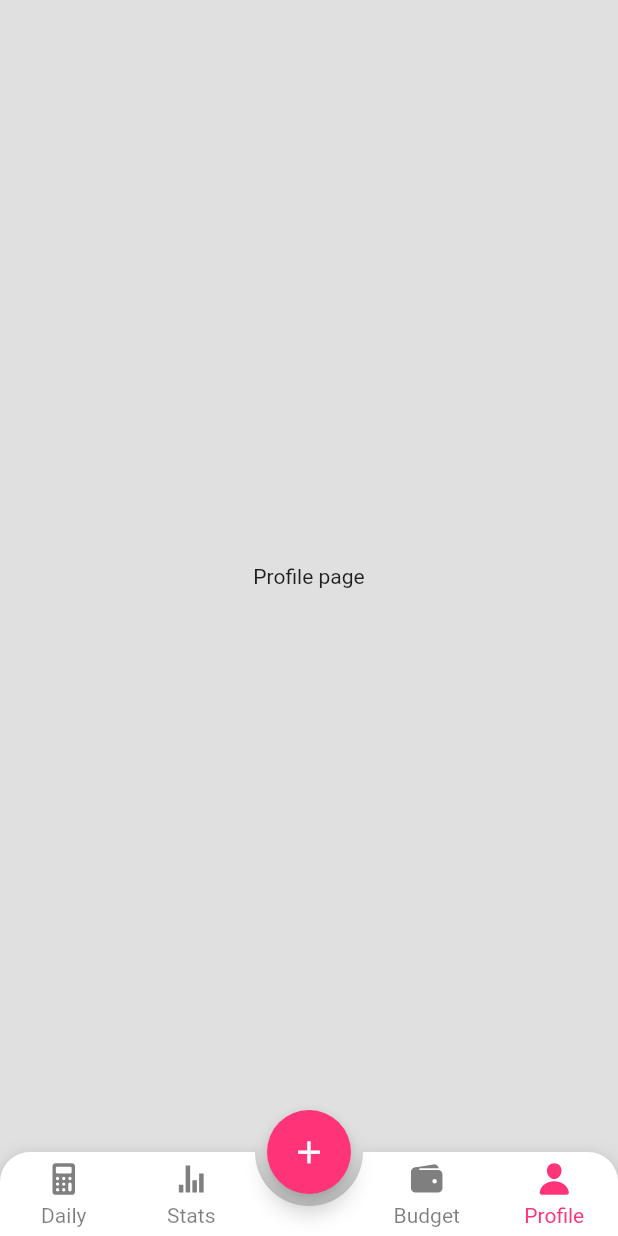
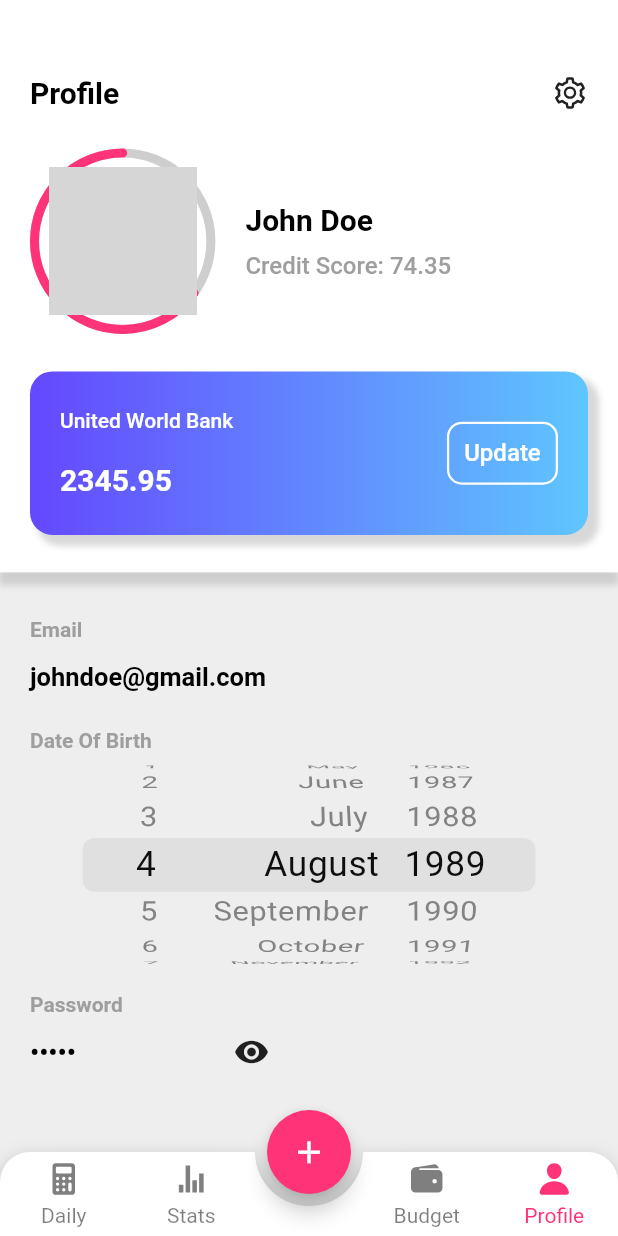
Before and after one commit to mustafasmnc/Expense_Tracker_UI, a Flutter app: the screen it shows after launch, item 4 of the bottom bar chosen, on a phone screen of 412 x 824 dp. Run offline on Flutter 3.47's test engine with Material 2 defaults, Android fonts, the phone set to English and light mode, and no system bars; drawn by our look-alikes of animated_bottom_navigation_bar, auto_size_text, percent_indicator; our stand-ins replace fl_chart, flutter_icons; network calls fail; grey boxes are pictures that could not be loaded.

Commit message:
Profile Page, gradient colors

```diff
--- /dev/null
+++ b/lib/json/profile_json.dart
@@ -0,0 +1,26 @@
+// const String profileUrl = "";
+// const String name = "John Doe";
+// const String credit = "74.35";
+// const String email = "johndoe@gmail.com";
+// const String dateOfBirth = "04.01.1989";
+
+import 'package:expense_tracker1/theme/colors.dart';
+
+const List profile = [
+  {
+    "profileUrl": "https://pbs.twimg.com/profile_images/1495604211102494721/8GipdWx-_400x400.jpg",
+    "name": "John Doe",
+    "credit": "74.35",
+    "dateOfBirth": "04.08.1989",
+    "email": "johndoe@gmail.com",
+    "password":"54321"
+  }
+];
+
+ List bankandAmount=[
+{
+  "bankName":"United World Bank",
+  "amount":"2345.95",
+  "color":sky
+}
+];
--- a/lib/main.dart
+++ b/lib/main.dart
@@ -15,7 +15,7 @@ class MyApp extends StatelessWidget {
       debugShowCheckedModeBanner: false,
       theme: ThemeData(
         //primarySwatch: Colors.blue,
-        scaffoldBackgroundColor: Colors.grey[300],
+        scaffoldBackgroundColor: Colors.grey[200],
       ),
       home: const RootApp(),
     );
--- a/lib/pages/budget_page.dart
+++ b/lib/pages/budget_page.dart
@@ -39,14 +39,14 @@ class _BudgetPageState extends State<BudgetPage> {
             ]),
             child: Padding(
               padding:
-                  EdgeInsets.only(top: 60, left: 20, right: 20, bottom: 25),
+                  EdgeInsets.only(top: 50, left: 20, right: 20, bottom: 25),
               child: Column(
                 children: [
                   Row(
                     mainAxisAlignment: MainAxisAlignment.spaceBetween,
                     children: [
                       Text(
-                        'Stats',
+                        'Budgets',
                         style: TextStyle(
                             fontSize: 20,
                             fontWeight: FontWeight.bold,
--- a/lib/pages/create_budget_page.dart
+++ b/lib/pages/create_budget_page.dart
@@ -40,7 +40,7 @@ class _CreateBudgetPageState extends State<CreateBudgetPage> {
             ]),
             child: Padding(
               padding: const EdgeInsets.only(
-                  top: 60, left: 15, right: 15, bottom: 25),
+                  top: 50, left: 15, right: 15, bottom: 25),
               child: Row(
                 mainAxisAlignment: MainAxisAlignment.spaceBetween,
                 children: [
--- a/lib/pages/daily_page.dart
+++ b/lib/pages/daily_page.dart
@@ -41,7 +41,7 @@ class _DailyPageState extends State<DailyPage> {
             ),
             child: Padding(
               padding:
-                  EdgeInsets.only(top: 60, bottom: 25, left: 20, right: 20),
+                  EdgeInsets.only(top: 50, bottom: 25, left: 20, right: 20),
               child: Column(
                 children: [
                   Row(
--- /dev/null
+++ b/lib/pages/profile_page.dart
@@ -0,0 +1,452 @@
+import 'dart:ui';
+
+import 'package:expense_tracker1/json/profile_json.dart';
+import 'package:expense_tracker1/theme/colors.dart';
+import 'package:flutter/cupertino.dart';
+import 'package:flutter/material.dart';
+import 'package:flutter/src/foundation/key.dart';
+import 'package:flutter/src/widgets/framework.dart';
+import 'package:flutter_icons/flutter_icons.dart';
+import 'package:percent_indicator/circular_percent_indicator.dart';
+
+class ProfilePage extends StatefulWidget {
+  const ProfilePage({Key? key}) : super(key: key);
+
+  @override
+  State<ProfilePage> createState() => _ProfilePageState();
+}
+
+class _ProfilePageState extends State<ProfilePage> {
+  TextEditingController _emailController =
+      TextEditingController(text: profile[0]['email']);
+  TextEditingController _dateOfBirthController =
+      TextEditingController(text: profile[0]['dateOfBirth']);
+  TextEditingController _passwordController =
+      TextEditingController(text: profile[0]['password']);
+  TextEditingController _bankNameController =
+      TextEditingController(text: bankandAmount[0]['bankName']);
+  TextEditingController _amountController =
+      TextEditingController(text: bankandAmount[0]['amount']);
+  bool hidePassword = true;
+
+  var activeGradient = 0;
+
+  final _formKey = GlobalKey<FormState>();
+
+  int day = 0;
+  int month = 0;
+  int year = 0;
+
+  @override
+  void initState() {
+    // TODO: implement initState
+    super.initState();
+    day = int.parse(profile[0]['dateOfBirth'].split('.')[0]);
+    month = int.parse(profile[0]['dateOfBirth'].split('.')[1]);
+    year = int.parse(profile[0]['dateOfBirth'].split('.')[2]);
+    activeGradient = bankandAmount[0]['color'] == sky
+        ? 0
+        : bankandAmount[0]['color'] == sunset
+            ? 1
+            : bankandAmount[0]['color'] == sea
+                ? 2
+                : bankandAmount[0]['color'] == mango
+                    ? 3
+                    : 4;
+  }
+
+  @override
+  Widget build(BuildContext context) {
+    return Scaffold(
+      body: getBody(),
+    );
+  }
+
+  Widget getBody() {
+    var size = MediaQuery.of(context).size;
+    return SingleChildScrollView(
+      child: Column(
+        crossAxisAlignment: CrossAxisAlignment.start,
+        children: [
+          Container(
+            width: size.width,
+            decoration: BoxDecoration(
+              color: white,
+              boxShadow: [
+                BoxShadow(
+                  color: grey.withOpacity(0.4),
+                  spreadRadius: 1,
+                  offset: Offset(0, 8),
+                  blurRadius: 3,
+                ),
+              ],
+            ),
+            child: Padding(
+              padding:
+                  EdgeInsets.only(top: 50, left: 20, right: 20, bottom: 25),
+              child: Column(
+                children: [
+                  Row(
+                    mainAxisAlignment: MainAxisAlignment.spaceBetween,
+                    children: [
+                      Text(
+                        'Profile',
+                        style: TextStyle(
+                            fontSize: 20,
+                            fontWeight: FontWeight.bold,
+                            color: black),
+                      ),
+                      Icon(AntDesign.setting)
+                    ],
+                  ),
+                  SizedBox(height: 25),
+                  Row(
+                    children: [
+                      Container(
+                        width: (size.width) * 0.3,
+                        height: (size.width) * 0.3,
+                        child: Container(
+                          child: Stack(
+                            children: [
+                              CircularPercentIndicator(
+                                animation: true,
+                                radius: (size.width) * 0.15,
+                                circularStrokeCap: CircularStrokeCap.round,
+                                backgroundColor: grey.withOpacity(0.5),
+                                lineWidth: 6,
+                                percent: 0.65,
+                                reverse: true,
+                                progressColor: primary,
+                              ),
+                              Align(
+                                alignment: Alignment.center,
+                                child: Container(
+                                  width: (size.width) * 0.24,
+                                  height: (size.width) * 0.24,
+                                  decoration: BoxDecoration(
+                                      shape: BoxShape.circle,
+                                      image: DecorationImage(
+                                          image: NetworkImage(
+                                              profile[0]['profileUrl']),
+                                          fit: BoxFit.cover)),
+                                ),
+                              )
+                            ],
+                          ),
+                        ),
+                      ),
+                      SizedBox(width: 20),
+                      Container(
+                        width: (size.width) * 0.5,
+                        child: Column(
+                          crossAxisAlignment: CrossAxisAlignment.start,
+                          children: [
+                            Text(
+                              profile[0]['name'],
+                              style: TextStyle(
+                                  fontSize: 20,
+                                  fontWeight: FontWeight.bold,
+                                  color: black),
+                            ),
+                            SizedBox(height: 10),
+                            Text(
+                              "Credit Score: ${profile[0]['credit']}",
+                              style: TextStyle(
+                                  fontSize: 16,
+                                  fontWeight: FontWeight.w500,
+                                  color: grey),
+                            ),
+                          ],
+                        ),
+                      )
+                    ],
+                  ),
+                  SizedBox(height: 25),
+                  Container(
+                    width: size.width,
+                    decoration: BoxDecoration(
+                      gradient: LinearGradient(
+                          colors: bankandAmount[0]['color'],
+                          begin: Alignment.centerLeft,
+                          end: Alignment.centerRight),
+                      //color: bankandAmount[0]['color'],
+                      borderRadius: BorderRadius.circular(15),
+                      boxShadow: [
+                        BoxShadow(
+                          color: grey.withOpacity(0.4),
+                          spreadRadius: 1,
+                          offset: Offset(6, 6),
+                          blurRadius: 3,
+                        ),
+                      ],
+                    ),
+                    child: Padding(
+                      padding: const EdgeInsets.symmetric(
+                          horizontal: 20, vertical: 25),
+                      child: Row(
+                        mainAxisAlignment: MainAxisAlignment.spaceBetween,
+                        children: [
+                          Column(
+                            crossAxisAlignment: CrossAxisAlignment.start,
+                            children: [
+                              Text(
+                                bankandAmount[0]['bankName'],
+                                style: TextStyle(
+                                    fontSize: 14,
+                                    color: white,
+                                    fontWeight: FontWeight.w500),
+                              ),
+                              SizedBox(height: 20),
+                              Text(
+                                bankandAmount[0]['amount'],
+                                style: TextStyle(
+                                    fontSize: 20,
+                                    color: white,
+                                    fontWeight: FontWeight.bold),
+                              )
+                            ],
+                          ),
+                          GestureDetector(
+                            onTap: () => _dialogBankAmount(),
+                            child: Container(
+                              padding: EdgeInsets.all(10),
+                              decoration: BoxDecoration(
+                                borderRadius: BorderRadius.circular(10),
+                                border: Border.all(color: white, width: 1.5),
+                              ),
+                              child: Text(
+                                'Update',
+                                style: TextStyle(
+                                    fontSize: 16,
+                                    color: white,
+                                    fontWeight: FontWeight.w500),
+                              ),
+                            ),
+                          ),
+                        ],
+                      ),
+                    ),
+                  )
+                ],
+              ),
+            ),
+          ),
+          SizedBox(height: 30),
+          Padding(
+            padding: EdgeInsets.symmetric(horizontal: 20),
+            child: Column(
+              crossAxisAlignment: CrossAxisAlignment.start,
+              children: [
+                Text("Email",
+                    style: TextStyle(
+                        fontSize: 14,
+                        color: grey,
+                        fontWeight: FontWeight.w600)),
+                TextField(
+                  controller: _emailController,
+                  cursorColor: black,
+                  style: TextStyle(
+                      fontSize: 17, fontWeight: FontWeight.bold, color: black),
+                  decoration: InputDecoration(
+                      border: InputBorder.none, hintText: 'Email'),
+                ),
+                SizedBox(height: 10),
+                Text("Date Of Birth",
+                    style: TextStyle(
+                        fontSize: 14,
+                        color: grey,
+                        fontWeight: FontWeight.w600)),
+                // TextField(
+                //   controller: _dateOfBirthController,
+                //   cursorColor: black,
+                //   keyboardType: TextInputType.datetime,
+                //   style: TextStyle(
+                //       fontSize: 17, fontWeight: FontWeight.bold, color: black),
+                //   decoration: InputDecoration(
+                //       border: InputBorder.none, hintText: 'Date of birth'),
+                // ),
+                Container(
+                  height: 150,
+                  child: CupertinoDatePicker(
+                    mode: CupertinoDatePickerMode.date,
+                    dateOrder: DatePickerDateOrder.dmy,
+                    initialDateTime: DateTime(year, month, day),
+                    onDateTimeChanged: (DateTime newDateTime) {
+                      String dateTimeString = newDateTime.toString();
+                      var newDateofBirth = dateTimeString.split(' ');
+
+                      print(newDateofBirth[0].replaceAll('-', '.'));
+                      // Do something
+                    },
+                  ),
+                ),
+                SizedBox(height: 10),
+                Text("Password",
+                    style: TextStyle(
+                        fontSize: 14,
+                        color: grey,
+                        fontWeight: FontWeight.w600)),
+                Container(
+                  width: size.width * 0.5,
+                  child: Row(
+                    crossAxisAlignment: CrossAxisAlignment.start,
+                    children: [
+                      Container(
+                        width: size.width * 0.3,
+                        child: TextField(
+                          controller: _passwordController,
+                          obscureText: hidePassword,
+                          cursorColor: black,
+                          style: TextStyle(
+                              fontSize: 17,
+                              fontWeight: FontWeight.bold,
+                              color: black),
+                          decoration: InputDecoration(
+                              border: InputBorder.none, hintText: 'Password'),
+                        ),
+                      ),
+                      IconButton(
+                          onPressed: () =>
+                              setState(() => hidePassword = !hidePassword),
+                          icon: Icon(Icons.remove_red_eye)),
+                    ],
+                  ),
+                ),
+                SizedBox(height: 50),
+              ],
+            ),
+          )
+        ],
+      ),
+    );
+  }
+
+  void _dialogBankAmount() {
+    showDialog(
+        //barrierDismissible: false,
+        context: context,
+        builder: (BuildContext context) {
+          return StatefulBuilder(builder: (BuildContext context, setState) {
+            return AlertDialog(
+              title: Text('Update Bank and Amount'),
+              content: SingleChildScrollView(
+                child: Column(
+                  children: [
+                    Row(
+                      children: [
+                        Expanded(
+                            child: Form(
+                                key: _formKey,
+                                child: TextFormField(
+                                  keyboardType: TextInputType.number,
+                                  decoration: InputDecoration(
+                                    border: OutlineInputBorder(),
+                                    hintText: 'Bank name',
+                                  ),
+                                  validator: (text) {
+                                    if (text == null || text.isEmpty) {
+                                      return 'Enter bank name!';
+                                    }
+                                    return null;
+                                  },
+                                  controller: _bankNameController,
+                                )))
+                      ],
+                    ),
+                    SizedBox(height: 5),
+                    Row(
+                      children: [
+                        Expanded(
+                            child: TextFormField(
+                          keyboardType: TextInputType.number,
+                          decoration: InputDecoration(
+                            border: OutlineInputBorder(),
+                            hintText: 'Amount',
+                          ),
+                          validator: (amount) {
+                            if (amount == null || amount.isEmpty) {
+                              return 'Enter amount!';
+                            }
+                            return null;
+                          },
+                          controller: _amountController,
+                        ))
+                      ],
+                    ),
+                    SizedBox(height: 5),
+                    Row(
+                        children: List.generate(gradients.length, (index) {
+                      return Padding(
+                        padding: const EdgeInsets.only(right: 5),
+                        child: GestureDetector(
+                            onTap: () {
+                              setState(() => activeGradient = index);
+                            },
+                            child: Container(
+                              height: activeGradient == index ? 30 : 25,
+                              width: activeGradient == index ? 30 : 25,
+                              decoration: BoxDecoration(
+                                shape: BoxShape.circle,
+                                gradient: LinearGradient(
+                                    colors: gradients[index],
+                                    begin: Alignment.centerLeft,
+                                    end: Alignment.centerRight),
+                              ),
+                              child: activeGradient == index
+                                  ? Icon(
+                                      Icons.check,
+                                      color: white,
+                                    )
+                                  : null,
+                            )),
+                      );
+                    })),
+                  ],
+                ),
+              ),
+              actions: [
+                MaterialButton(
+                    color: Colors.grey[600],
+                    child: Text(
+                      'Cancel',
+                      style: TextStyle(color: Colors.white),
+                    ),
+                    onPressed: () {
+                      Navigator.of(context).pop();
+                    }),
+                MaterialButton(
+                    color: Colors.green[600],
+                    child: Text(
+                      'Enter',
+                      style: TextStyle(color: Colors.white),
+                    ),
+                    onPressed: () {
+                      if (_formKey.currentState!.validate()) {
+                        _updateBankandAmount();
+                        Navigator.of(context).pop();
+                      }
+                    })
+              ],
+            );
+          });
+        });
+  }
+
+  void _updateBankandAmount() {
+    bankandAmount[0]['bankName'] = _bankNameController.text.toString();
+    bankandAmount[0]['amount'] = _amountController.text.toString();
+    bankandAmount[0]['color'] = activeGradient == 0
+        ? sky
+        : activeGradient == 1
+            ? sunset
+            : activeGradient == 2
+                ? sea
+                : activeGradient == 3
+                    ? mango
+                    : fire;
+
+    // _bankNameController.clear();
+    // _amountController.clear();
+    setState(() {});
+  }
+}
--- a/lib/pages/root_app.dart
+++ b/lib/pages/root_app.dart
@@ -3,6 +3,7 @@ import 'package:auto_size_text/auto_size_text.dart';
 import 'package:expense_tracker1/pages/budget_page.dart';
 import 'package:expense_tracker1/pages/create_budget_page.dart';
 import 'package:expense_tracker1/pages/daily_page.dart';
+import 'package:expense_tracker1/pages/profile_page.dart';
 import 'package:expense_tracker1/pages/stats_page.dart';
 import 'package:expense_tracker1/theme/colors.dart';
 import 'package:flutter/material.dart';
@@ -45,9 +46,7 @@ class _RootAppState extends State<RootApp> {
         DailyPage(),
         StatsPage(),
         BudgetPage(),
-        Center(
-          child: Text('Profile page'),
-        ),
+        ProfilePage(),
         CreateBudgetPage()
       ],
     );
--- a/lib/pages/stats_page.dart
+++ b/lib/pages/stats_page.dart
@@ -53,7 +53,7 @@ class _StatsPageState extends State<StatsPage> {
             ]),
             child: Padding(
               padding:
-                  EdgeInsets.only(top: 60, left: 20, right: 20, bottom: 25),
+                  EdgeInsets.only(top: 50, left: 20, right: 20, bottom: 25),
               child: Column(
                 children: [
                   Row(
--- a/lib/theme/colors.dart
+++ b/lib/theme/colors.dart
@@ -8,3 +8,11 @@ const Color grey = Colors.grey;
 const Color red = Color(0xFFec5766);
 const Color green = Color(0xFF43aa8b);
 const Color blue = Color(0xFF28c2ff);
+
+List<Color> sky = [Color(0xFF6448FE), Color(0xFF5FC6FF)];
+List<Color> sunset = [Color(0xFFFE6197), Color(0xFFFFB463)];
+List<Color> sea = [Color(0xFF61A3FE), Color(0xFF63FFD5)];
+List<Color> mango = [Color(0xFFFFA738), Color(0xFFFFE130)];
+List<Color> fire = [Color(0xFFFF5DCD), Color(0xFFFF8484)];
+
+List gradients = [sky, sunset, sea, mango, fire];
```
